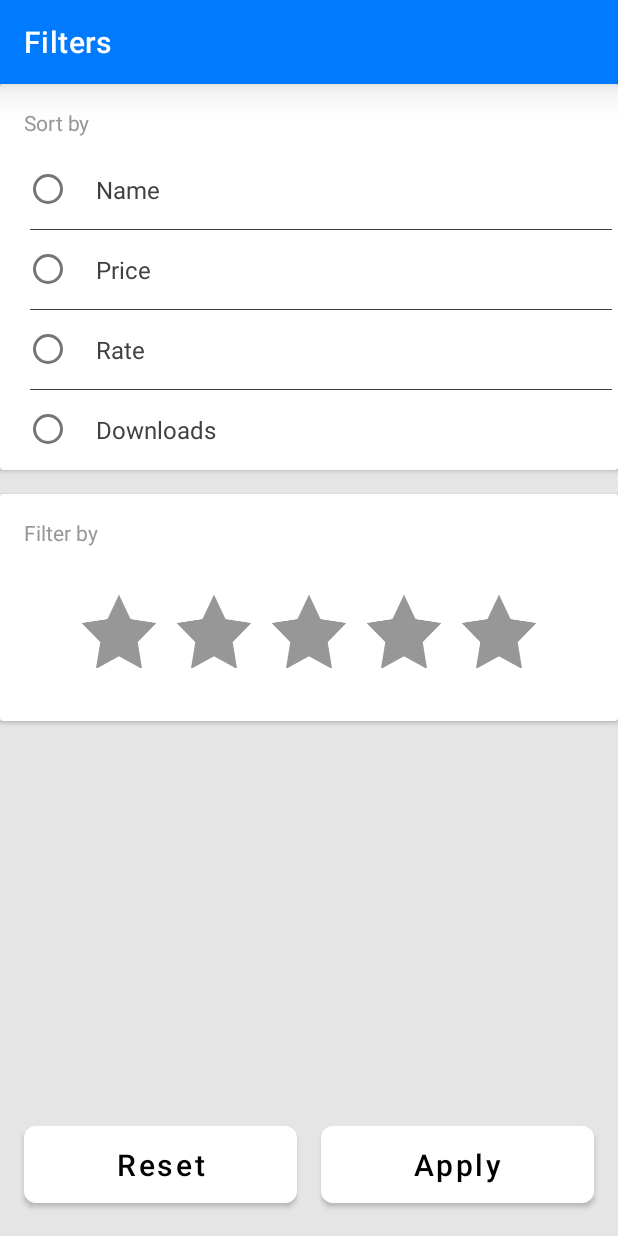
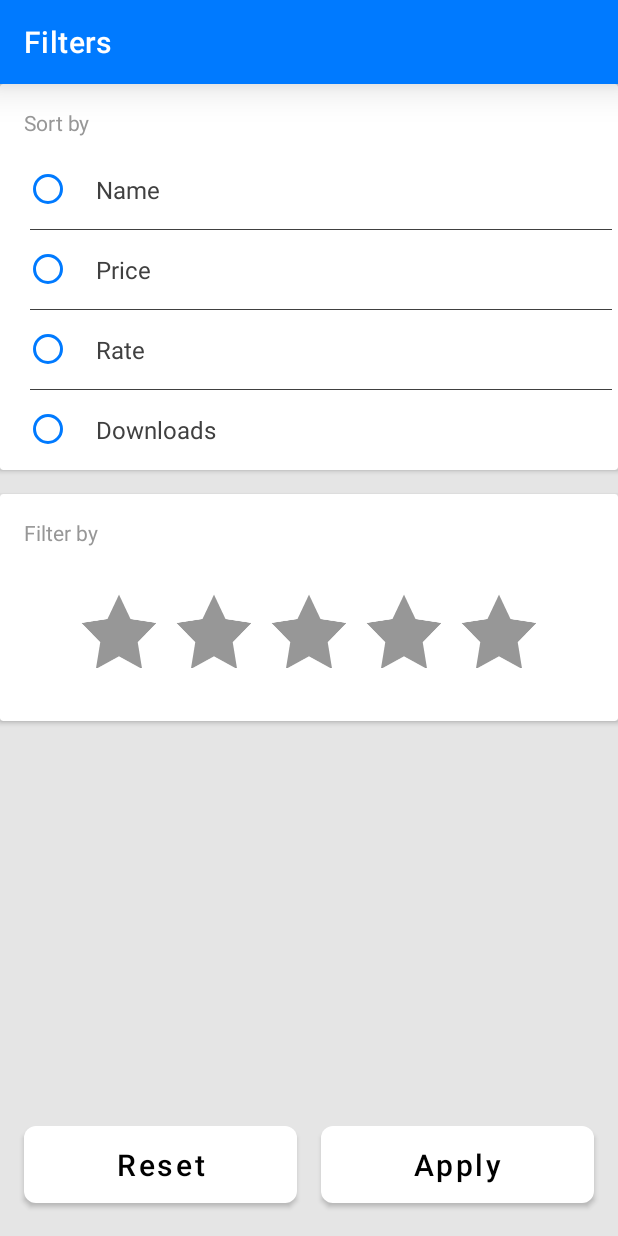
Before and after one commit to tolmachevroman/smash_brothers, an Android app: the FiltersFragment screen opened through its navigation route, on a phone screen of 412 x 824 dp. Run offline under Robolectric (Android 15) with nearby library versions, the phone set to English and light mode, and no system bars; our stand-ins replace Dagger/Hilt's generated code; 1 statement that could not run was skipped.

Commit message:
refactor Filter RadioButton style

```diff
--- a/app/src/main/res/layout/filters_fragment.xml
+++ b/app/src/main/res/layout/filters_fragment.xml
@@ -51,39 +51,31 @@
 
                 <RadioButton
                     android:id="@+id/name"
+                    style="@style/CustomFilterRadioButtonsStyle"
                     android:layout_width="match_parent"
                     android:layout_height="wrap_content"
-                    android:padding="16dp"
-                    android:text="@string/filters_name"
-                    android:textColor="@color/dark_grey"
-                    android:textSize="16sp" />
+                    android:text="@string/filters_name" />
 
                 <RadioButton
                     android:id="@+id/price"
+                    style="@style/CustomFilterRadioButtonsStyle"
                     android:layout_width="match_parent"
                     android:layout_height="wrap_content"
-                    android:padding="16dp"
-                    android:text="@string/filters_price"
-                    android:textColor="@color/dark_grey"
-                    android:textSize="16sp" />
+                    android:text="@string/filters_price" />
 
                 <RadioButton
                     android:id="@+id/rate"
+                    style="@style/CustomFilterRadioButtonsStyle"
                     android:layout_width="match_parent"
                     android:layout_height="wrap_content"
-                    android:padding="16dp"
-                    android:text="@string/filters_rate"
-                    android:textColor="@color/dark_grey"
-                    android:textSize="16sp" />
+                    android:text="@string/filters_rate" />
 
                 <RadioButton
                     android:id="@+id/downloads"
+                    style="@style/CustomFilterRadioButtonsStyle"
                     android:layout_width="match_parent"
                     android:layout_height="wrap_content"
-                    android:padding="16dp"
-                    android:text="@string/filters_downloads"
-                    android:textColor="@color/dark_grey"
-                    android:textSize="16sp" />
+                    android:text="@string/filters_downloads" />
 
             </RadioGroup>
 
--- a/app/src/main/res/values/themes.xml
+++ b/app/src/main/res/values/themes.xml
@@ -41,4 +41,10 @@
         <item name="cornerRadius">8dp</item>
     </style>
 
+    <style name="CustomFilterRadioButtonsStyle" parent="Widget.AppCompat.CompoundButton.RadioButton">
+        <item name="android:buttonTint">@color/blue_500</item>
+        <item name="android:textColor">@color/dark_grey</item>
+        <item name="android:textSize">16sp</item>
+        <item name="android:padding">16dp</item>
+    </style>
 </resources>
```
